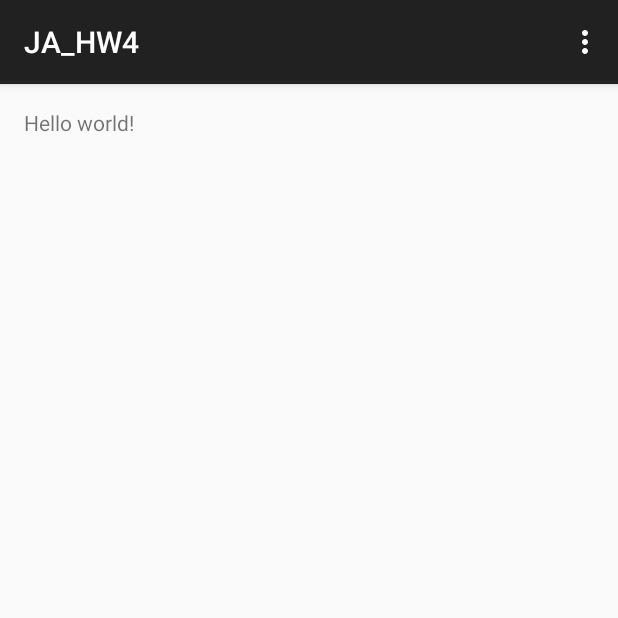
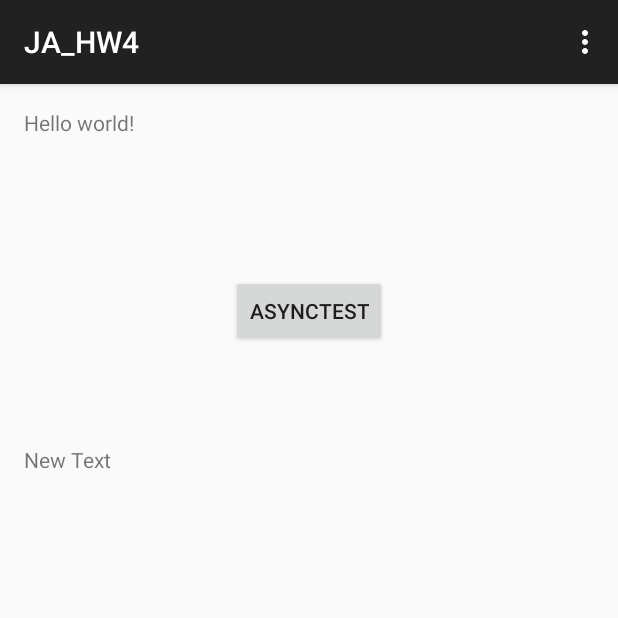
Before and after one commit to kyjkyj3/Ja_HW4, an Android app: the screen it shows after launch (MainActivity), on a phone screen of 412 x 824 dp, the top half of it. Run offline under Robolectric (Android 15) with nearby library versions, the phone set to English and light mode, and no system bars.

Commit message:
no message

```diff
--- a/app/src/main/AndroidManifest.xml
+++ b/app/src/main/AndroidManifest.xml
@@ -1,7 +1,7 @@
 <?xml version="1.0" encoding="utf-8"?>
 <manifest xmlns:android="http://schemas.android.com/apk/res/android"
     package="com.broft.ja_hw4" >
-
+    <uses-permission android:name="android.permission.INTERNET" />
     <application
         android:allowBackup="true"
         android:icon="@mipmap/ic_launcher"
--- a/app/src/main/res/layout/activity_main.xml
+++ b/app/src/main/res/layout/activity_main.xml
@@ -6,6 +6,26 @@
     android:paddingBottom="@dimen/activity_vertical_margin" tools:context=".MainActivity">
 
     <TextView android:text="@string/hello_world" android:layout_width="wrap_content"
-        android:layout_height="wrap_content" />
+        android:layout_height="wrap_content"
+        android:id="@+id/textView" />
+
+    <Button
+        android:layout_width="wrap_content"
+        android:layout_height="wrap_content"
+        android:text="AsyncTest"
+        android:id="@+id/btn_httpTask"
+        android:layout_below="@+id/textView"
+        android:layout_centerHorizontal="true"
+        android:layout_marginTop="92dp" />
+
+    <TextView
+        android:layout_width="fill_parent"
+        android:layout_height="fill_parent"
+        android:text="New Text"
+        android:id="@+id/textView2"
+        android:layout_below="@+id/btn_httpTask"
+        android:layout_alignParentLeft="true"
+        android:layout_alignParentStart="true"
+        android:layout_marginTop="65dp" />
 
 </RelativeLayout>
```
Also changed, not shown: app/src/main/java/com/broft/ja_hw4/AsyncExample.java (+64 -7 lines), app/src/main/java/com/broft/ja_hw4/MainActivity.java (+29 -2 lines), 1 other file.
